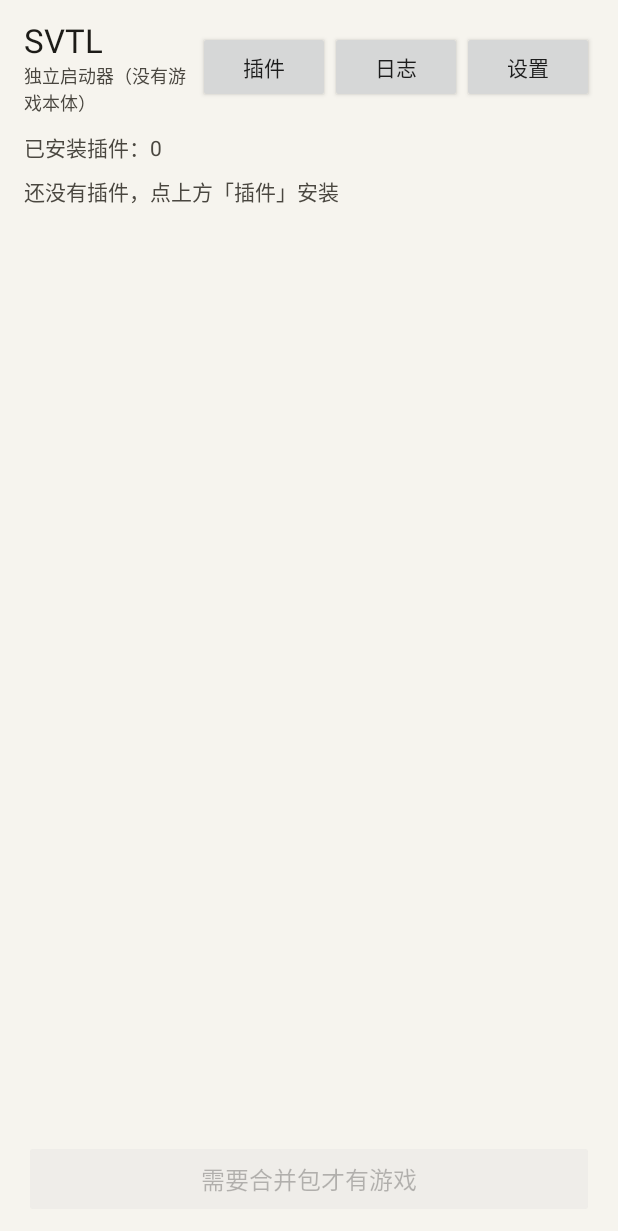
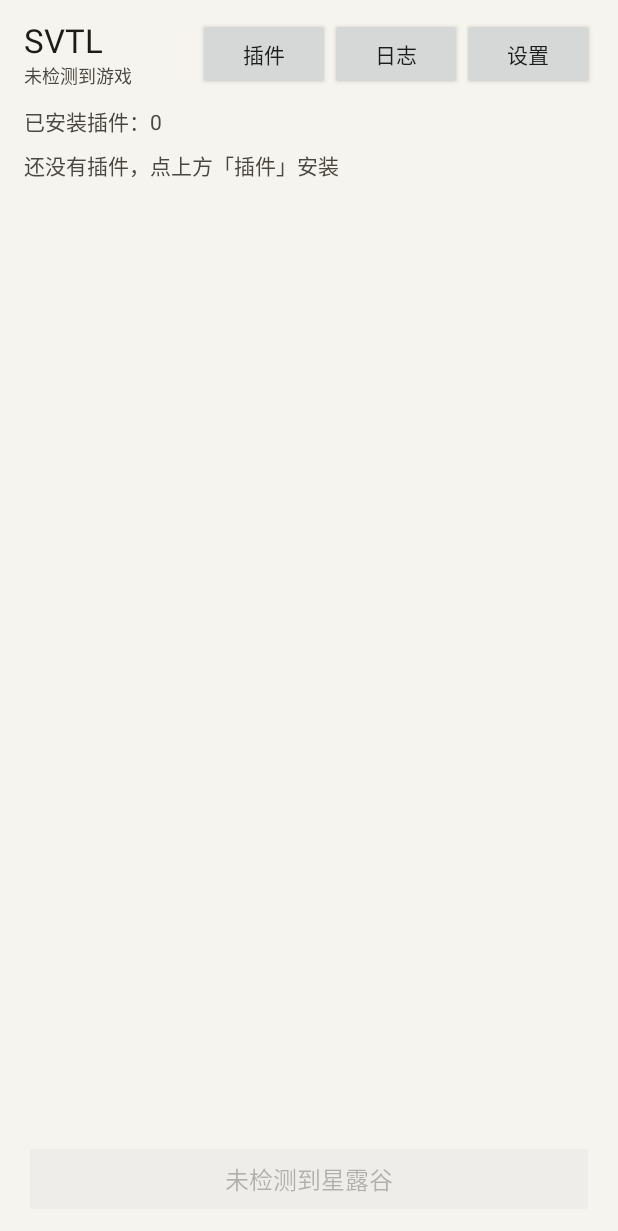
Before and after one commit to mnblkj033/SVTL, an Android app built with Jetpack Compose: the screen it shows after launch (LauncherActivity), on a phone screen of 412 x 824 dp. Shown: the top 1231 px of the screen. Run offline under Robolectric (Android 15) with nearby library versions, the phone set to English and light mode, and no system bars.

Commit message:
feat: SVTL 启动器（列表 / 校验 / 解压 / 启动）

```diff
--- a/app/src/main/kotlin/com/svtl/launcher/LauncherActivity.kt
+++ b/app/src/main/kotlin/com/svtl/launcher/LauncherActivity.kt
@@ -31,6 +31,8 @@ import kotlinx.coroutines.withContext
 import java.io.File
 
 private const val STORAGE_ROOT = "/storage/emulated/0"
+private const val GAME_PACKAGE = "com.chucklefish.stardewvalley"
+private const val GAME_ACTIVITY = "com.chucklefish.stardewvalley.MainActivity"
 
 /**
  * 竖屏启动器。用原生 View 写，不依赖 Compose ——
@@ -40,6 +42,7 @@ class LauncherActivity : ComponentActivity() {
 
     private lateinit var settings: SettingsStore
     private var embedded = false
+    private var gameInstalled = false
     private var dark = false
 
     private val pickPlugin = registerForActivityResult(ActivityResultContracts.OpenDocument()) { uri ->
@@ -69,8 +72,9 @@ class LauncherActivity : ComponentActivity() {
         else android.R.style.Theme_Material_Light_NoActionBar)
         super.onCreate(savedInstanceState)
 
-        embedded = runCatching {
-            Class.forName("com.chucklefish.stardewvalley.MainActivity")
+        embedded = runCatching { Class.forName(GAME_ACTIVITY) }.isSuccess
+        gameInstalled = runCatching {
+            packageManager.getPackageInfo(GAME_PACKAGE, 0)
         }.isSuccess
 
         lifecycleScope.launch {
@@ -154,7 +158,11 @@ class LauncherActivity : ComponentActivity() {
         titleBox.addView(label("SVTL", 22f))
         titleBox.addView(
             label(
-                if (embedded) "游戏已内嵌" else "独立启动器（没有游戏本体）",
+                when {
+                    embedded -> "游戏已内嵌"
+                    gameInstalled -> "已检测到已安装的星露谷"
+                    else -> "未检测到游戏"
+                },
                 12f, sub()
             )
         )
@@ -188,23 +196,35 @@ class LauncherActivity : ComponentActivity() {
         root.addView(scroll(body))
         root.addView(space(10))
 
-        val launch = action(if (embedded) "启动游戏" else "需要合并包才有游戏") {
-            if (embedded) launchGame()
+        val canLaunch = embedded || gameInstalled
+        val launch = action(if (canLaunch) "启动游戏" else "未检测到星露谷") {
+            launchGame()
         }
-        launch.isEnabled = embedded
+        launch.isEnabled = canLaunch
         launch.textSize = 16f
         root.addView(launch, LinearLayout.LayoutParams(ViewGroup.LayoutParams.MATCH_PARENT, dp(52)))
 
         setBody(root)
     }
 
+    /** 先试自己包里的（合并包），再试已安装的游戏。 */
     private fun launchGame() {
-        val intent = Intent()
-            .setClassName(packageName, "com.chucklefish.stardewvalley.MainActivity")
-            .addFlags(Intent.FLAG_ACTIVITY_NEW_TASK)
-        LogStore.add("启动游戏")
-        runCatching { startActivity(intent) }
-            .onFailure { LogStore.add("启动失败：${it.message}") }
+        val targets = mutableListOf<Intent>()
+        if (embedded) {
+            targets += Intent().setClassName(packageName, GAME_ACTIVITY)
+        }
+        if (gameInstalled) {
+            targets += Intent().setClassName(GAME_PACKAGE, GAME_ACTIVITY)
+        }
+        packageManager.getLaunchIntentForPackage(GAME_PACKAGE)?.let { targets += it }
+
+        for (intent in targets) {
+            intent.addFlags(Intent.FLAG_ACTIVITY_NEW_TASK)
+            val ok = runCatching { startActivity(intent) }.isSuccess
+            LogStore.add("启动 ${intent.component?.flattenToShortString()}：${if (ok) "成功" else "失败"}")
+            if (ok) return
+        }
+        LogStore.add("没找到可启动的游戏，请先安装星露谷")
     }
 
     /* ---------------- 插件 ---------------- */
@@ -324,7 +344,8 @@ class LauncherActivity : ComponentActivity() {
         })
         root.addView(top)
         root.addView(space(8))
-        val tv = label(LogStore.lines.joinToString("\n").ifBlank { "还没有日志" }, 12f, sub())
+        val text = if (LogStore.lines.isEmpty()) "还没有日志" else LogStore.lines.joinToString("\n")
+        val tv = label(text, 12f, sub())
         root.addView(scroll(tv))
         setBody(root)
     }
```
